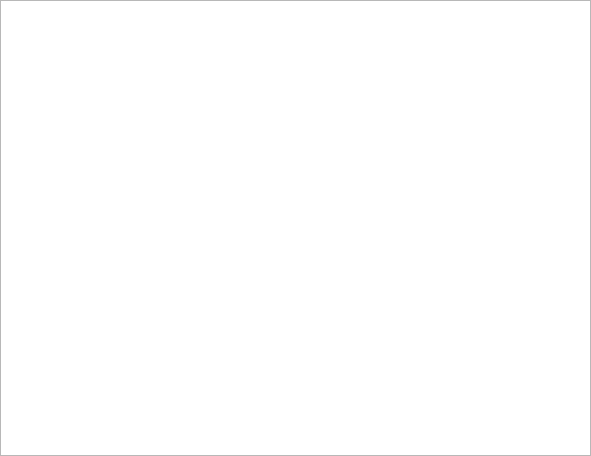
This is QStudioSCADA/ProjectManager/SystemParametersWin.ui in VelsonWang/HmiFuncDesigner as Qt 5 draws it before an edit. The edited form follows.
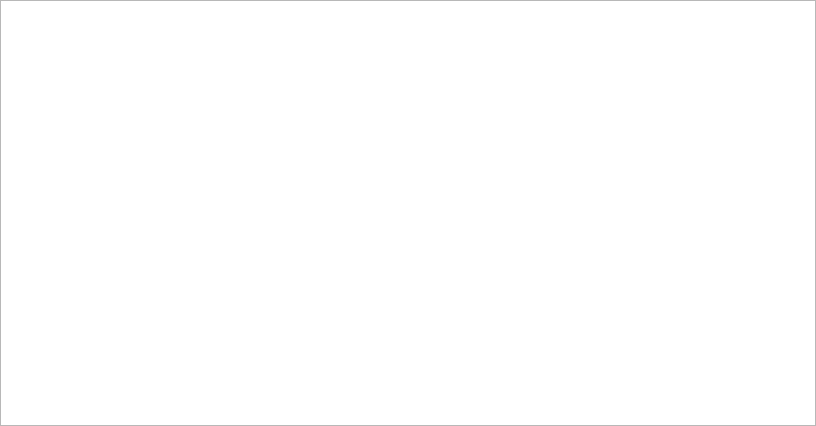
This is the edited form. Icons and pictures are not drawn.

```diff
--- a/QStudioSCADA/ProjectManager/SystemParametersWin.ui
+++ b/QStudioSCADA/ProjectManager/SystemParametersWin.ui
@@ -6,8 +6,8 @@
    <rect>
     <x>0</x>
     <y>0</y>
-    <width>591</width>
-    <height>456</height>
+    <width>816</width>
+    <height>426</height>
    </rect>
   </property>
   <property name="windowTitle">
```
Left out of the diff: 4 changed lines with no effect on the pictures.
